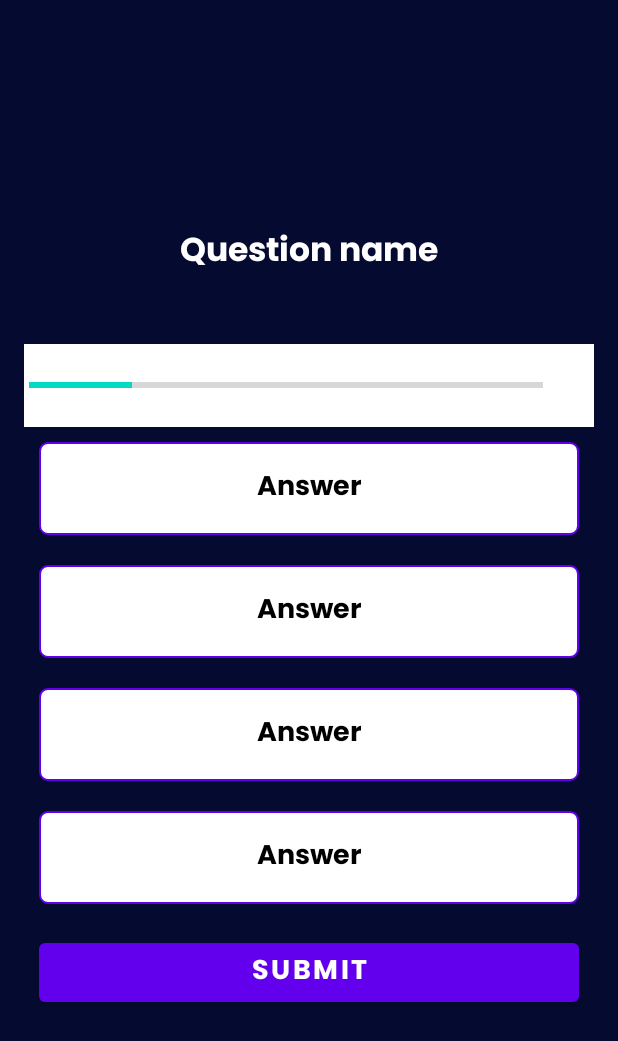
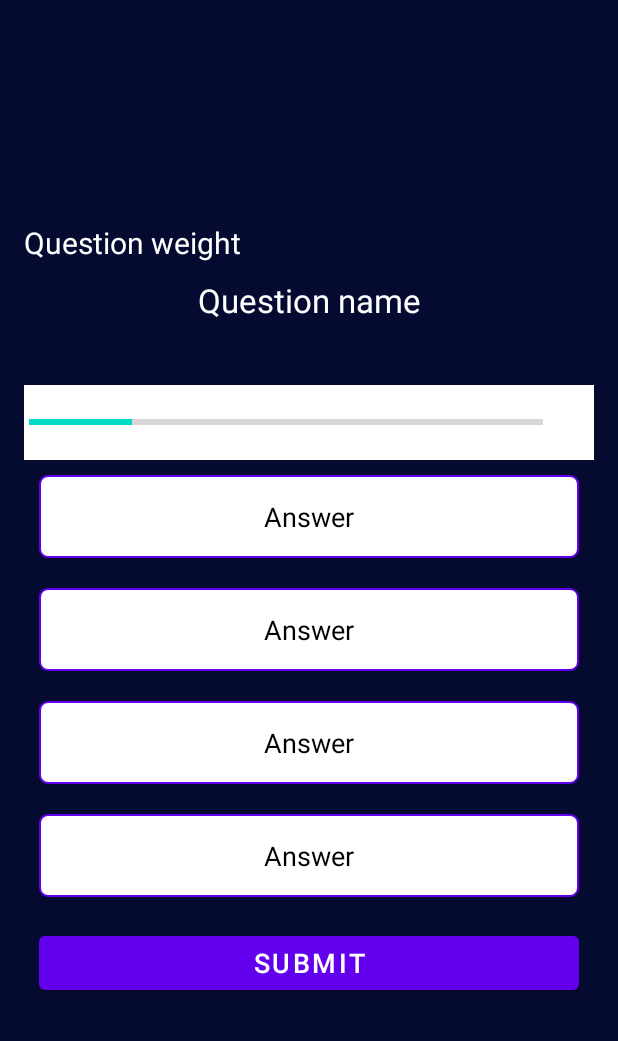
Before and after one commit to mask1to/quiz-app-android, an Android app: the fragment QuizFragment placed in its activity, on a phone screen of 412 x 824 dp. Shown: the top 1041 px of the screen. Run offline under Robolectric (Android 15) with nearby library versions, the phone set to English and light mode, and no system bars; our stand-ins replace Room's generated code, navigation-ui; 1 statement that could not run was skipped.

Commit message:
refreshing branch
refreshing branch and switching to another dev

```diff
--- a/QuizAppDiploma/app/src/main/java/com/example/quizappdiploma/fragments/RegistrationFragment.kt
+++ b/QuizAppDiploma/app/src/main/java/com/example/quizappdiploma/fragments/RegistrationFragment.kt
@@ -27,9 +27,9 @@ class RegistrationFragment : Fragment()
     private lateinit var secondPassword : TextInputLayout
     private lateinit var registerButton : Button
 
-    private val userViewModel : UserViewModel by lazy {
+    /*private val userViewModel : UserViewModel by lazy {
         ViewModelProvider(this, Helper.getUserViewModelFactory(requireContext()))[UserViewModel::class.java]
-    }
+    }*/
 
     override fun onCreate(savedInstanceState: Bundle?)
     {
@@ -54,10 +54,10 @@ class RegistrationFragment : Fragment()
         secondPassword = view.findViewById(R.id.passwordRegisterField2)
         registerButton = view.findViewById(R.id.registerBtn2)
 
-        binding.apply {
+        /*binding.apply {
             lifecycleOwner = viewLifecycleOwner
             usermodel = userViewModel
-        }
+        }*/
 
         registerButton.setOnClickListener {
             val email = emailField.editText?.text.toString()
@@ -67,7 +67,7 @@ class RegistrationFragment : Fragment()
             if(checkFields())
             {
                 val student = UserModel(0, email, nickname, password, 0, 0, 1)
-                userViewModel.insertUser(student)
+                //userViewModel.insertUser(student)
                 Toast.makeText(requireContext(), "Added", Toast.LENGTH_SHORT).show()
                 findNavController().navigate(R.id.action_registrationFragment_to_welcomeFragment)
             }
--- a/QuizAppDiploma/app/src/main/java/com/example/quizappdiploma/fragments/content/ContentFragment.kt
+++ b/QuizAppDiploma/app/src/main/java/com/example/quizappdiploma/fragments/content/ContentFragment.kt
@@ -84,7 +84,8 @@ class ContentFragment : Fragment()
         lectureTitle.text = args.lectureTitle
         lectureDescription.text = args.lectureDescription
 
-        //todo: make loading while fetching the image
+        //todo: make loading while fetching the image#
+        // cache images, picasso alebo glide
         val imageUrl = args.imagePath
         Thread{
             val bitmap = downloadImage(imageUrl)
@@ -103,6 +104,7 @@ class ContentFragment : Fragment()
         val courseId = myArgs?.getInt("course_id")
         Log.d("courseId in content: ", courseId.toString())
 
+        //todo: lecture_id preniest z content do content
         nextLectureButton.setOnClickListener {
             val action = ContentFragmentDirections.actionContentFragmentToQuizFragment(courseId!!)
             Navigation.findNavController(requireView()).navigate(action)
--- a/QuizAppDiploma/app/src/main/java/com/example/quizappdiploma/fragments/quizzes/QuizFragment.kt
+++ b/QuizAppDiploma/app/src/main/java/com/example/quizappdiploma/fragments/quizzes/QuizFragment.kt
@@ -41,10 +41,10 @@ class QuizFragment : Fragment(), OnClickListener
     private lateinit var textViewSecondOption : TextView
     private lateinit var textViewThirdOption : TextView
     private lateinit var textViewFourthOption : TextView
+    private lateinit var questionW : TextView
 
     private var myCurrentPosition : Int = 1
     private var myQuestionList : ArrayList<QuizQuestionModel>? = null
-    private var myQuestionList2 : ArrayList<QuizQuestionModel>? = null
     private var backPressedCallback: OnBackPressedCallback? = null
     private var mySelectedOption : Int = 0
     private var correctAnswers : Int = 0
@@ -55,6 +55,7 @@ class QuizFragment : Fragment(), OnClickListener
         super.onCreate(savedInstanceState)
 
         // To disable the back button click, remove the following line
+        // todo: popBackStack, find out how to delete navigation which was done
         backPressedCallback = object : OnBackPressedCallback(true) {
             override fun handleOnBackPressed() {
                 // Do nothing to disable the back button click
@@ -85,6 +86,7 @@ class QuizFragment : Fragment(), OnClickListener
         textViewSecondOption = binding.textViewSecondOption
         textViewThirdOption = binding.textViewThirdOption
         textViewFourthOption = binding.textViewFourthOption
+        questionW = binding.textView4
 
         textViewFirstOption.setOnClickListener(this)
         textViewSecondOption.setOnClickListener(this)
@@ -204,6 +206,7 @@ class QuizFragment : Fragment(), OnClickListener
         textViewSecondOption.text = question.questionOptionB
         textViewThirdOption.text = question.questionOptionC
         textViewFourthOption.text = question.questionOptionD
+        questionW.text = "Question weight: "+question.questionDifficulty.toString()
 
         if(myCurrentPosition == 10)
         {
--- a/QuizAppDiploma/app/src/main/java/com/example/quizappdiploma/fragments/viewmodels/helpers/Helper.kt
+++ b/QuizAppDiploma/app/src/main/java/com/example/quizappdiploma/fragments/viewmodels/helpers/Helper.kt
@@ -15,13 +15,13 @@ object Helper
         val db = MyDatabase.getDatabase(context)
         return MyLocalCache(db.myDatabaseDao())
     }
-    private fun getUserRepository(context: Context) : UserDataRepository
+    /*private fun getUserRepository(context: Context) : UserDataRepository
     {
         return UserDataRepository.getInstance(allowCache(context))
-    }
-    fun getUserViewModelFactory(context: Context) : ViewModelProvider.Factory
+    }*/
+    /*fun getUserViewModelFactory(context: Context) : ViewModelProvider.Factory
     {
         return UserViewModelFactory(getUserRepository(context))
-    }
+    }*/
 
 }
--- a/QuizAppDiploma/app/src/main/res/layout/fragment_quiz.xml
+++ b/QuizAppDiploma/app/src/main/res/layout/fragment_quiz.xml
@@ -17,6 +17,15 @@
         android:orientation="vertical"
         android:padding="16dp">
 
+        <!-- android:fontFamily="@font/poppins_bold" -->
+        <TextView
+            android:id="@+id/textView4"
+            android:layout_width="match_parent"
+            android:layout_height="wrap_content"
+            android:text="Question weight"
+            android:textColor="@color/white"
+            android:textSize="20sp"/>
+
         <TextView
             android:id="@+id/textViewQuestion"
             android:layout_width="match_parent"
@@ -24,9 +33,9 @@
             android:layout_margin="10dp"
             android:gravity="center"
             android:textSize="22sp"
-            android:fontFamily="@font/poppins_bold"
             android:text="@string/question_name"
-            android:textColor="@color/white"/>
+            android:textColor="@color/white"
+            />
 
         <ImageView
             android:id="@+id/imageQuestion"
@@ -56,6 +65,7 @@
                 android:minHeight="50dp"
                 android:progress="2" />
 
+            <!-- android:fontFamily="@font/poppins_bold" -->
             <TextView
                 android:id="@+id/textViewProgress"
                 android:layout_width="wrap_content"
@@ -63,13 +73,13 @@
                 android:gravity="center"
                 android:padding="15dp"
                 android:textSize="14sp"
-                android:fontFamily="@font/poppins_bold"
                 android:textColor="@color/black"
                 tools:text="0/10"
                 />
 
         </LinearLayout>
 
+        <!-- android:fontFamily="@font/poppins_bold" -->
         <TextView
             android:id="@+id/textViewFirstOption"
             android:layout_width="match_parent"
@@ -78,11 +88,11 @@
             android:gravity="center"
             android:padding="15dp"
             android:textColor="@color/black"
-            android:fontFamily="@font/poppins_bold"
             android:background="@drawable/default_option_border_bg"
             android:textSize="18sp"
             android:text="@string/answer"/>
 
+        <!-- android:fontFamily="@font/poppins_bold" -->
         <TextView
             android:id="@+id/textViewSecondOption"
             android:layout_width="match_parent"
@@ -91,11 +101,11 @@
             android:gravity="center"
             android:padding="15dp"
             android:textColor="@color/black"
-            android:fontFamily="@font/poppins_bold"
             android:background="@drawable/default_option_border_bg"
             android:textSize="18sp"
             android:text="@string/answer"/>
 
+        <!-- android:fontFamily="@font/poppins_bold" -->
         <TextView
             android:id="@+id/textViewThirdOption"
             android:layout_width="match_parent"
@@ -104,11 +114,11 @@
             android:gravity="center"
             android:padding="15dp"
             android:textColor="@color/black"
-            android:fontFamily="@font/poppins_bold"
             android:background="@drawable/default_option_border_bg"
             android:textSize="18sp"
             android:text="@string/answer"/>
 
+        <!-- android:fontFamily="@font/poppins_bold" -->
         <TextView
             android:id="@+id/textViewFourthOption"
             android:layout_width="match_parent"
@@ -117,11 +127,11 @@
             android:gravity="center"
             android:padding="15dp"
             android:textColor="@color/black"
-            android:fontFamily="@font/poppins_bold"
             android:background="@drawable/default_option_border_bg"
             android:textSize="18sp"
             android:text="@string/answer"/>
 
+        <!-- android:fontFamily="@font/poppins_bold" -->
         <Button
             android:id="@+id/btnSubmit"
             android:layout_width="match_parent"
@@ -129,8 +139,8 @@
             android:layout_margin="10dp"
             android:text="@string/submit"
             android:textColor="@color/white"
-            android:fontFamily="@font/poppins_bold"
             android:textSize="18sp"/>
+
     </LinearLayout>
 
 </ScrollView>
```
